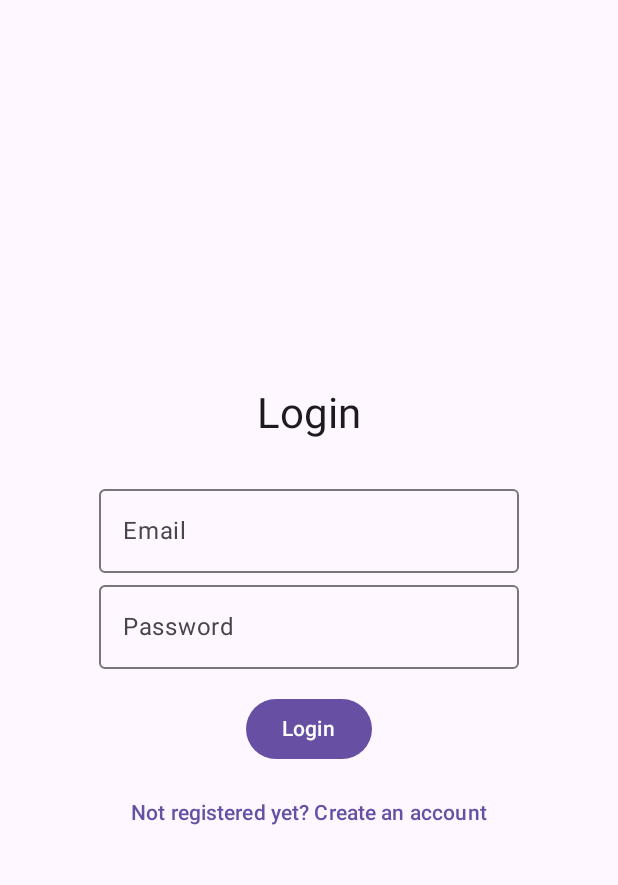
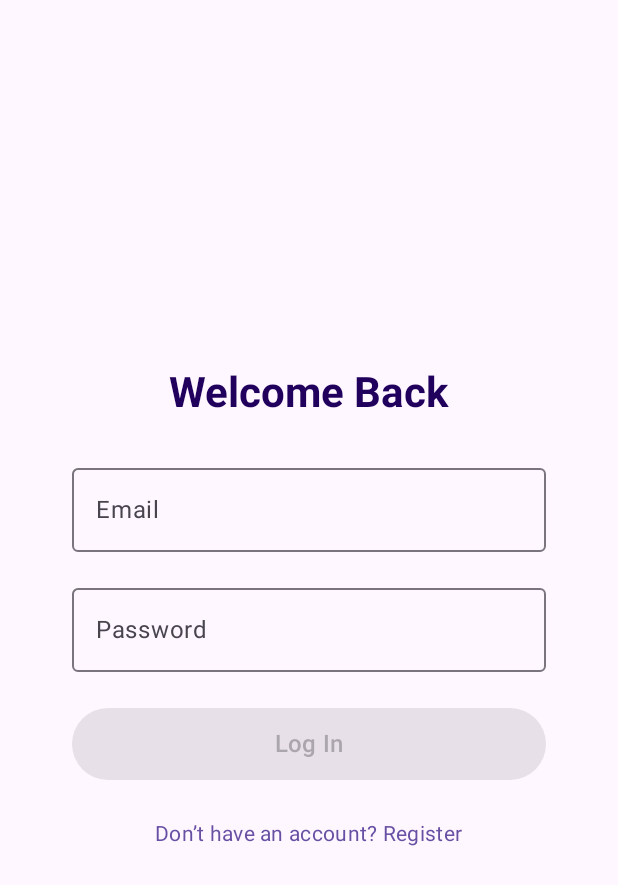
Before and after one commit to NureHolovashenkoIllia/2dtanks, an Android app built with Jetpack Compose: the screen it shows after launch (MainActivity), on a phone screen of 412 x 824 dp. Shown: the top 885 px of the screen. Run offline under Robolectric (Android 15) with nearby library versions, the phone set to English and light mode, and no system bars; our stand-ins replace Firebase (no records; nobody signed in at launch, a user with empty details on screens opened directly).

Commit message:
refactor auth screen and added email and pw fields validation

```diff
--- a/app/src/main/java/ua/nure/holovashenko/vmptf_lb3_2dtanks/ui/navigation/NavGraph.kt
+++ b/app/src/main/java/ua/nure/holovashenko/vmptf_lb3_2dtanks/ui/navigation/NavGraph.kt
@@ -99,11 +99,13 @@ fun TanksGame() {
                 }
             }
             composable(AuthRoute) {
-                AuthScreen { uid ->
-                    navController.navigate(MainRoute) {
-                        popUpTo(AuthRoute) { inclusive = true }
+                AuthScreen(
+                    onAuthSuccess = { uid ->
+                        navController.navigate(MainRoute) {
+                            popUpTo(AuthRoute) { inclusive = true }
+                        }
                     }
-                }
+                )
             }
             composable(ProfileRoute) {
                 ProfileScreen(onLogout = {
--- a/app/src/main/java/ua/nure/holovashenko/vmptf_lb3_2dtanks/ui/screens/auth/AuthScreen.kt
+++ b/app/src/main/java/ua/nure/holovashenko/vmptf_lb3_2dtanks/ui/screens/auth/AuthScreen.kt
@@ -5,102 +5,140 @@ import androidx.compose.material3.*
 import androidx.compose.runtime.*
 import androidx.compose.ui.Alignment
 import androidx.compose.ui.Modifier
+import androidx.compose.ui.focus.onFocusChanged
+import androidx.compose.ui.text.font.FontWeight
+import androidx.compose.ui.text.input.PasswordVisualTransformation
 import androidx.compose.ui.unit.dp
-import com.google.firebase.auth.FirebaseAuth
-import com.google.firebase.firestore.FirebaseFirestore
+import androidx.compose.ui.unit.sp
+import androidx.lifecycle.viewmodel.compose.viewModel
 
 @Composable
 fun AuthScreen(
-    onAuthSuccess: (String) -> Unit // передаємо UID
+    onAuthSuccess: (String) -> Unit,
+    viewModel: AuthViewModel = viewModel()
 ) {
-    val auth = FirebaseAuth.getInstance()
-    var email by remember { mutableStateOf("") }
-    var password by remember { mutableStateOf("") }
-    var isRegister by remember { mutableStateOf(false) }
-    var errorMessage by remember { mutableStateOf<String?>(null) }
-    var isLoading by remember { mutableStateOf(false) }
+    val email by viewModel.email.collectAsState()
+    val password by viewModel.password.collectAsState()
+    val isRegister by viewModel.isRegister.collectAsState()
+    val isLoading by viewModel.isLoading.collectAsState()
+    val isInputValid by viewModel.isInputValid.collectAsState()
+    val errorMessage by viewModel.errorMessage.collectAsState()
+    val emailError by viewModel.emailError.collectAsState()
+    val passwordError by viewModel.passwordError.collectAsState()
+    val emailTouched by viewModel.emailTouched.collectAsState()
+    val passwordTouched by viewModel.passwordTouched.collectAsState()
+    val emailEdited by viewModel.emailEdited.collectAsState()
+    val passwordEdited by viewModel.passwordEdited.collectAsState()
 
-    Column(
+    Box(
         modifier = Modifier
             .fillMaxSize()
-            .padding(24.dp),
-        horizontalAlignment = Alignment.CenterHorizontally,
-        verticalArrangement = Arrangement.Center
+            .padding(16.dp),
+        contentAlignment = Alignment.Center
     ) {
-        Text(if (isRegister) "Registration" else "Login", style = MaterialTheme.typography.headlineMedium)
-        Spacer(modifier = Modifier.height(24.dp))
+        Column(
+            modifier = Modifier
+                .fillMaxWidth()
+                .padding(horizontal = 32.dp, vertical = 24.dp),
+            horizontalAlignment = Alignment.CenterHorizontally
+        ) {
+            Text(
+                text = if (isRegister) "Create Account" else "Welcome Back",
+                style = MaterialTheme.typography.headlineMedium,
+                fontWeight = FontWeight.Bold,
+                color = MaterialTheme.colorScheme.onPrimaryContainer
+            )
 
-        OutlinedTextField(
-            value = email,
-            onValueChange = { email = it },
-            label = { Text("Email") },
-            singleLine = true
-        )
+            Spacer(modifier = Modifier.height(24.dp))
 
-        OutlinedTextField(
-            value = password,
-            onValueChange = { password = it },
-            label = { Text("Password") },
-            singleLine = true
-        )
+            OutlinedTextField(
+                value = email,
+                onValueChange = {
+                    viewModel.email.value = it
+                    viewModel.emailEdited.value = true
+                },
+                label = { Text("Email") },
+                singleLine = true,
+                isError = emailTouched && emailEdited && emailError != null,
+                modifier = Modifier
+                    .fillMaxWidth()
+                    .onFocusChanged {
+                        if (!it.isFocused) {
+                            viewModel.onEmailBlur()
+                        }
+                    }
+            )
+            if (emailTouched && emailError != null) {
+                Text(
+                    text = emailError ?: "",
+                    color = MaterialTheme.colorScheme.error,
+                    style = MaterialTheme.typography.bodySmall
+                )
+            }
 
-        Spacer(modifier = Modifier.height(16.dp))
+            Spacer(modifier = Modifier.height(16.dp))
 
-        Button(
-            onClick = {
-                isLoading = true
-                errorMessage = null
-                if (isRegister) {
-                    auth.createUserWithEmailAndPassword(email, password)
-                        .addOnCompleteListener { task ->
-                            isLoading = false
-                            if (task.isSuccessful) {
-                                val user = task.result?.user
-                                val uid = user?.uid ?: ""
-                                if (uid.isNotEmpty()) {
-                                    // ✅ Додаємо користувача в Firestore
-                                    val firestore = FirebaseFirestore.getInstance()
-                                    val userData = hashMapOf("email" to email)
-                                    firestore.collection("users").document(uid).set(userData)
-                                        .addOnSuccessListener {
-                                            onAuthSuccess(uid)
-                                        }
-                                        .addOnFailureListener { e ->
-                                            errorMessage = "Error saving user: ${e.localizedMessage}"
-                                        }
-                                } else {
-                                    errorMessage = "Failed to get user UID"
-                                }
-                            } else {
-                                errorMessage = task.exception?.localizedMessage
-                            }
+            OutlinedTextField(
+                value = password,
+                onValueChange = {
+                    viewModel.password.value = it
+                    viewModel.passwordEdited.value = true
+                },
+                label = { Text("Password") },
+                singleLine = true,
+                visualTransformation = PasswordVisualTransformation(),
+                isError = passwordTouched && passwordEdited && passwordError != null,
+                modifier = Modifier
+                    .fillMaxWidth()
+                    .onFocusChanged {
+                        if (!it.isFocused) {
+                            viewModel.onPasswordBlur()
                         }
-                } else {
-                    auth.signInWithEmailAndPassword(email, password)
-                        .addOnCompleteListener { task ->
-                            isLoading = false
-                            if (task.isSuccessful) {
-                                onAuthSuccess(task.result?.user?.uid ?: "")
-                            } else {
-                                errorMessage = task.exception?.localizedMessage
-                            }
-                        }
-                }
-            },
-            enabled = !isLoading
-        ) {
-            Text(if (isRegister) "Register" else "Login")
-        }
+                    }
+            )
+            if (passwordTouched && passwordError != null) {
+                Text(
+                    text = passwordError ?: "",
+                    color = MaterialTheme.colorScheme.error,
+                    style = MaterialTheme.typography.bodySmall
+                )
+            }
 
-        Spacer(modifier = Modifier.height(8.dp))
+            errorMessage?.let {
+                Spacer(modifier = Modifier.height(12.dp))
+                Text(
+                    text = it,
+                    color = MaterialTheme.colorScheme.error,
+                    style = MaterialTheme.typography.bodySmall
+                )
+            }
 
-        TextButton(onClick = { isRegister = !isRegister }) {
-            Text(if (isRegister) "Already have an account? Log in" else "Not registered yet? Create an account")
-        }
+            Spacer(modifier = Modifier.height(24.dp))
 
-        errorMessage?.let {
-            Spacer(modifier = Modifier.height(16.dp))
-            Text(it, color = MaterialTheme.colorScheme.error)
+            ElevatedButton(
+                onClick = { viewModel.onAuthClick(onAuthSuccess) },
+                enabled = isInputValid && !isLoading,
+                modifier = Modifier
+                    .fillMaxWidth()
+                    .height(48.dp)
+            ) {
+                Text(
+                    text = if (isRegister) "Register" else "Log In",
+                    fontSize = 16.sp
+                )
+            }
+
+            Spacer(modifier = Modifier.height(12.dp))
+
+            TextButton(onClick = { viewModel.toggleAuthMode() }) {
+                Text(
+                    text = if (isRegister)
+                        "Already have an account? Log in"
+                    else
+                        "Don’t have an account? Register",
+                    style = MaterialTheme.typography.bodyMedium
+                )
+            }
         }
     }
 }
--- /dev/null
+++ b/app/src/main/java/ua/nure/holovashenko/vmptf_lb3_2dtanks/ui/screens/auth/AuthViewModel.kt
@@ -0,0 +1,125 @@
+package ua.nure.holovashenko.vmptf_lb3_2dtanks.ui.screens.auth
+
+import android.util.Patterns
+import androidx.lifecycle.ViewModel
+import androidx.lifecycle.viewModelScope
+import com.google.firebase.auth.FirebaseAuth
+import com.google.firebase.firestore.FirebaseFirestore
+import kotlinx.coroutines.flow.MutableStateFlow
+import kotlinx.coroutines.flow.StateFlow
+import kotlinx.coroutines.launch
+import kotlinx.coroutines.flow.combine
+
+class AuthViewModel : ViewModel() {
+    private val auth = FirebaseAuth.getInstance()
+    private val firestore = FirebaseFirestore.getInstance()
+
+    var email = MutableStateFlow("")
+    var password = MutableStateFlow("")
+    var isRegister = MutableStateFlow(false)
+
+    private val _errorMessage = MutableStateFlow<String?>(null)
+    val errorMessage: StateFlow<String?> get() = _errorMessage
+
+    private val _isLoading = MutableStateFlow(false)
+    val isLoading: StateFlow<Boolean> get() = _isLoading
+
+    private val _isInputValid = MutableStateFlow(false)
+    val isInputValid: StateFlow<Boolean> get() = _isInputValid
+
+    var emailTouched = MutableStateFlow(false)
+    var passwordTouched = MutableStateFlow(false)
+
+    private val _emailError = MutableStateFlow<String?>(null)
+    val emailError: StateFlow<String?> get() = _emailError
+
+    private val _passwordError = MutableStateFlow<String?>(null)
+    val passwordError: StateFlow<String?> get() = _passwordError
+
+    var emailEdited = MutableStateFlow(false)
+    var passwordEdited = MutableStateFlow(false)
+
+    init {
+        viewModelScope.launch {
+            combine(email, password, emailTouched, passwordTouched) { email, password, emailTouched, passwordTouched ->
+                val emailValid = validateEmail(email) == null
+                val passwordValid = validatePassword(password) == null
+                val isTouched = emailTouched && passwordTouched
+                isTouched && emailValid && passwordValid
+            }.collect { isValid ->
+                _isInputValid.value = isValid
+            }
+        }
+    }
+
+    fun onAuthClick(onAuthSuccess: (String) -> Unit) {
+        _isLoading.value = true
+        _errorMessage.value = null
+
+        if (isRegister.value) {
+            auth.createUserWithEmailAndPassword(email.value, password.value)
+                .addOnCompleteListener { task ->
+                    _isLoading.value = false
+                    if (task.isSuccessful) {
+                        val uid = task.result?.user?.uid ?: ""
+                        if (uid.isNotEmpty()) {
+                            val userData = hashMapOf("email" to email.value)
+                            firestore.collection("users").document(uid).set(userData)
+                                .addOnSuccessListener { onAuthSuccess(uid) }
+                                .addOnFailureListener {
+                                    _errorMessage.value = "Error saving user: ${it.localizedMessage}"
+                                }
+                        } else {
+                            _errorMessage.value = "Failed to get user UID"
+                        }
+                    } else {
+                        _errorMessage.value = task.exception?.localizedMessage
+                    }
+                }
+        } else {
+            auth.signInWithEmailAndPassword(email.value, password.value)
+                .addOnCompleteListener { task ->
+                    _isLoading.value = false
+                    if (task.isSuccessful) {
+                        onAuthSuccess(task.result?.user?.uid ?: "")
+                    } else {
+                        _errorMessage.value = task.exception?.localizedMessage
+                    }
+                }
+        }
+    }
+
+    fun toggleAuthMode() {
+        isRegister.value = !isRegister.value
+    }
+
+    fun onEmailBlur() {
+        emailTouched.value = true
+        if (emailEdited.value) {
+            _emailError.value = validateEmail(email.value)
+        }
+    }
+
+    fun onPasswordBlur() {
+        passwordTouched.value = true
+        if (passwordEdited.value) {
+            _passwordError.value = validatePassword(password.value)
+        }
+    }
+
+    private fun validateEmail(email: String): String? {
+        return when {
+            email.isBlank() -> "Email cannot be empty"
+            !Patterns.EMAIL_ADDRESS.matcher(email).matches() -> "Invalid email format"
+            else -> null
+        }
+    }
+
+    private fun validatePassword(password: String): String? {
+        return when {
+            password.isBlank() -> "Password cannot be empty"
+            password.length < 6 -> "Password must be at least 6 characters"
+            else -> null
+        }
+    }
+}
```
